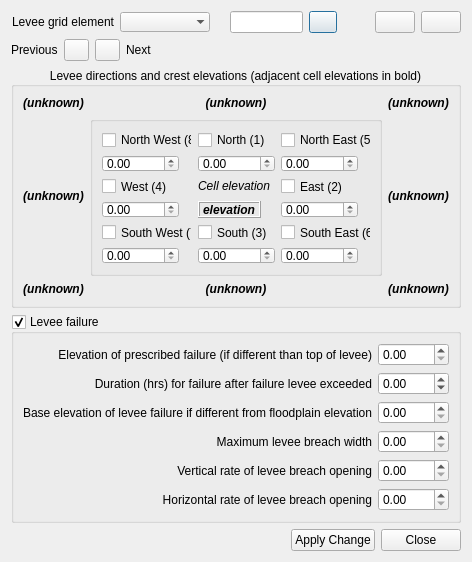
Old version of the form flo2d/ui/individual_levee_data.ui in the repository FLO-2DSoftware/qgis-flo-2d-plugin.
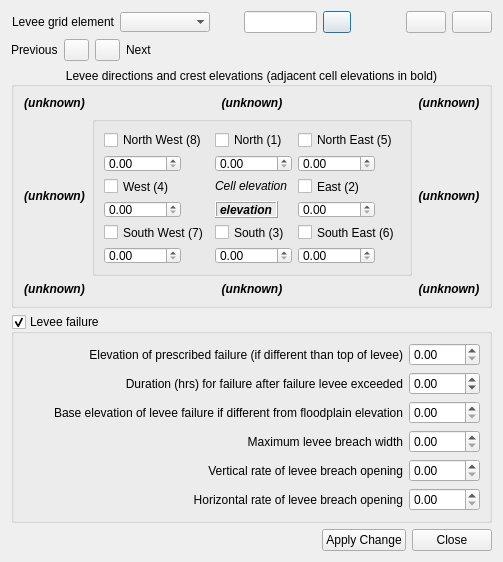
New version of the form. Icons and pictures are not drawn.

Patch:
```diff
--- a/flo2d/ui/individual_levee_data.ui
+++ b/flo2d/ui/individual_levee_data.ui
@@ -6,7 +6,7 @@
    <rect>
     <x>0</x>
     <y>0</y>
-    <width>471</width>
+    <width>497</width>
     <height>562</height>
    </rect>
   </property>
@@ -338,7 +338,7 @@
      </property>
      <property name="minimumSize">
       <size>
-       <width>449</width>
+       <width>481</width>
        <height>234</height>
       </size>
      </property>
```
